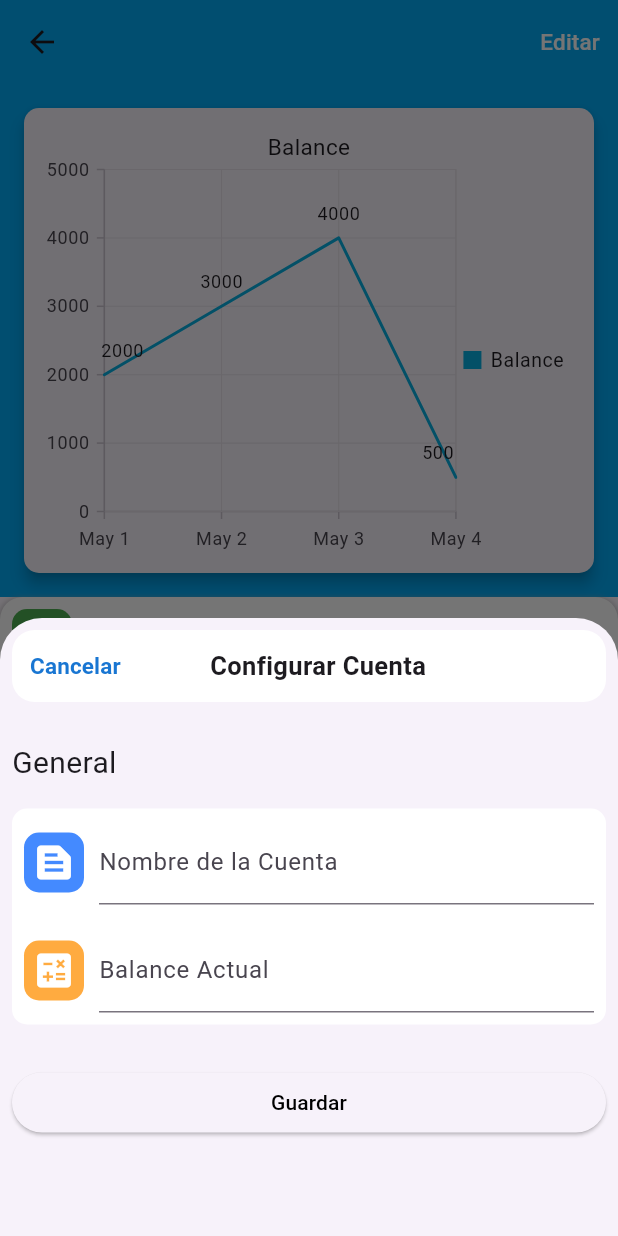
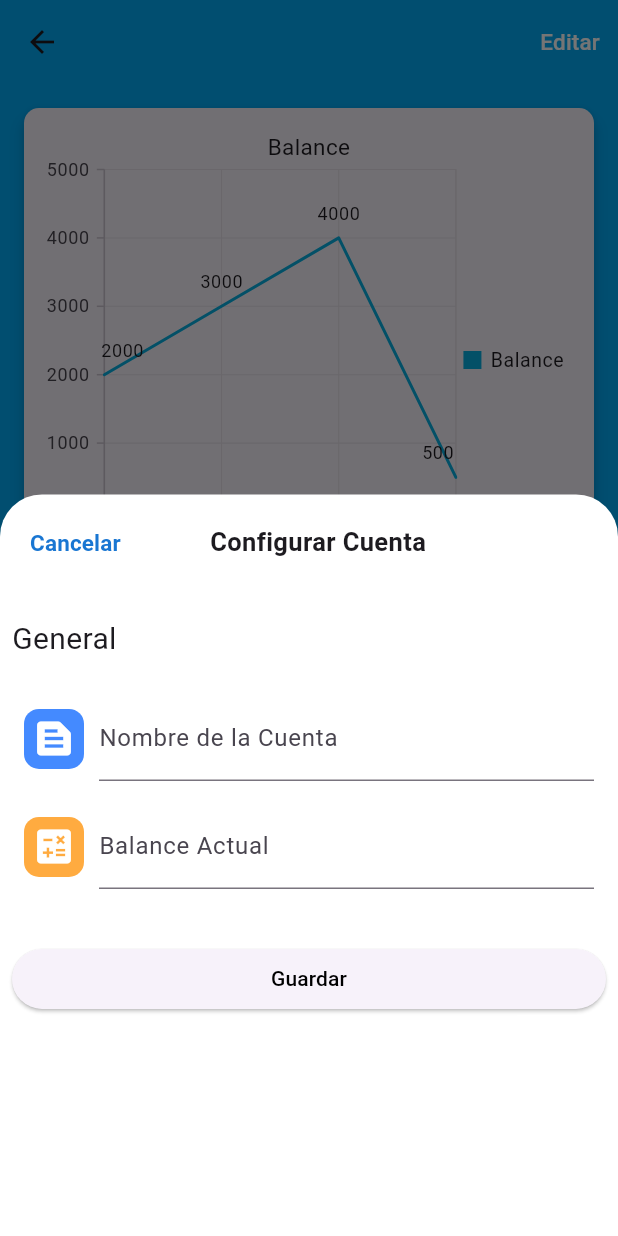
Before and after one commit to funkai13/money_mate, a Flutter app: the AccountBalanceScreen screen opened directly with empty values, after a tap on "Editar", on a phone screen of 412 x 824 dp. Run offline on Flutter 3.47's test engine with Material 3 defaults, Android fonts, the phone set to English and light mode, and no system bars; our stand-ins replace card_swiper, cloud_firestore, firebase_auth, firebase_core, flutter_riverpod, get_it and 4 more; missing offline and left inert: dart:ffi; accounts and stored records are empty.

Commit message:
Update account_balance_screen.dart

```diff
--- a/lib/feature/balance/presenter/screens/account_balance_screen.dart
+++ b/lib/feature/balance/presenter/screens/account_balance_screen.dart
@@ -3,6 +3,7 @@ import 'package:money_mate/feature/Transactions/presenter/screen/widgets/transac
 import 'package:money_mate/feature/balance/presenter/screens/widgets/create_account_balance_dialog.dart';
 import 'package:money_mate/feature/home/presenter/screen/widgets/chart_card.dart';
 
+import '../../../../core/mobile_design_system/shared/widgets/keyboard_responsive_bottomsheet.dart';
 import '../../../Transactions/presenter/screen/widgets/add_transaction_dialog.dart';
 
 class AccountBalanceScreen extends StatelessWidget {
@@ -31,13 +32,17 @@ class AccountBalanceScreen extends StatelessWidget {
           TextButton(
             onPressed: () {
               showModalBottomSheet(
+                enableDrag: false,
+                backgroundColor: Colors.white,
+                elevation: 0.0,
                 context: context,
                 isScrollControlled: true,
-                builder: (context) => DraggableScrollableSheet(
-                  expand: false,
-                  builder: (context, scrollController) => SingleChildScrollView(
-                    controller: scrollController,
-                    child: const CreateAccountBalanceDialog(),
+                builder: (context) => KeyboardResponsiveBottomSheet(
+                  initialChildSize: 0.60,
+                  child: CreateAccountBalanceDialog(
+                    isEditing: true,
+                    title: title,
+                    balance: balance,
                   ),
                 ),
               );
```
